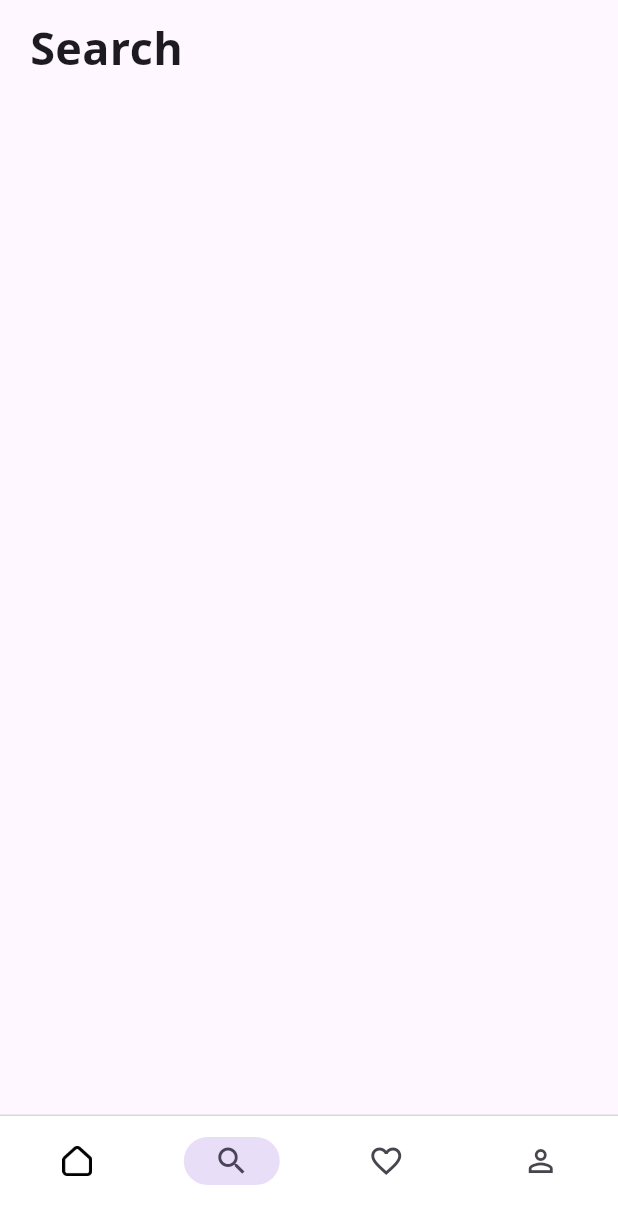
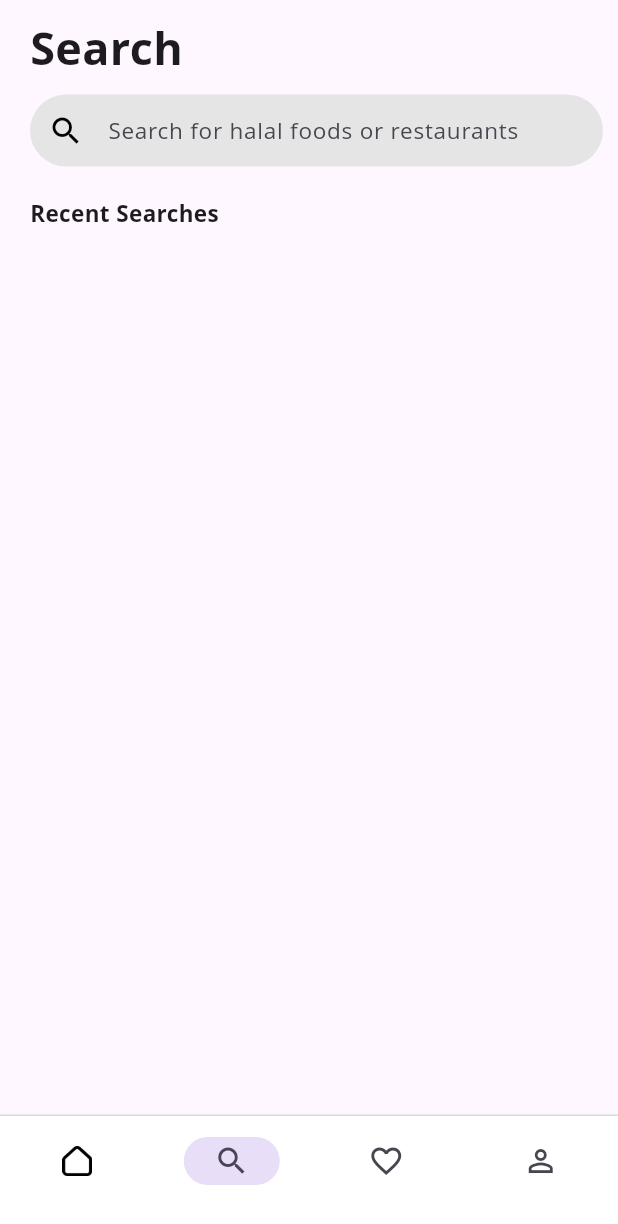
Before and after one commit to Williamrai/SimplyHalal, a Flutter app: the screen it shows after launch, item 2 of the bottom bar chosen, on a phone screen of 412 x 824 dp. Shown: the top 1224 px of the screen. Run offline on Flutter 3.47's test engine with Material 2 defaults, Android fonts, the phone set to English and light mode, and no system bars; our stand-ins replace geocoding, geolocator.

Commit message:
search screen ui

```diff
--- a/lib/screens/search_screen.dart
+++ b/lib/screens/search_screen.dart
@@ -10,6 +10,7 @@ class SearchScreen extends StatelessWidget {
         child: Container(
           margin: const EdgeInsets.fromLTRB(20, 10, 10, 10),
           child: Column(
+              crossAxisAlignment: CrossAxisAlignment.start,
               children: const [
                 Text(
                   "Search",
@@ -18,9 +19,36 @@ class SearchScreen extends StatelessWidget {
                       fontWeight: FontWeight.w700,
                       fontSize: 30),
                 ),
-          ],
+                SizedBox(height: 10),
+                TextField(
+                  maxLines: 1,
+                  style: TextStyle(fontSize: 15, fontFamily: 'OpenSans'),
+                  textAlignVertical: TextAlignVertical.center,
+                  decoration: InputDecoration(
+                    filled: true,
+                    prefixIcon: Icon(
+                      Icons.search,
+                      color: Colors.black,
                     ),
-      )),
+                    border: OutlineInputBorder(
+                        borderSide: BorderSide.none,
+                        borderRadius: BorderRadius.all(Radius.circular(30))),
+                    fillColor: Color.fromARGB(255, 230, 229, 229),
+                    contentPadding: EdgeInsets.zero,
+                    hintText: 'Search for halal foods or restaurants',
+                  ),
+                ),
+                SizedBox(height: 20),
+                Text(
+                  "Recent Searches",
+                  style: TextStyle(
+                      fontFamily: 'OpenSans',
+                      fontWeight: FontWeight.w700,
+                      fontSize: 15),
+                ),
+              ]),
+        ),
+      ),
     );
   }
 }
--- a/pubspec.yaml
+++ b/pubspec.yaml
@@ -31,6 +31,8 @@ environment:
 dependencies:
   flutter:
     sdk: flutter
+
+
 
 
   # The following adds the Cupertino Icons font to your application.
```
Also changed, not shown: 3 other files. Lines whose indentation alone changed are shown as unchanged.
